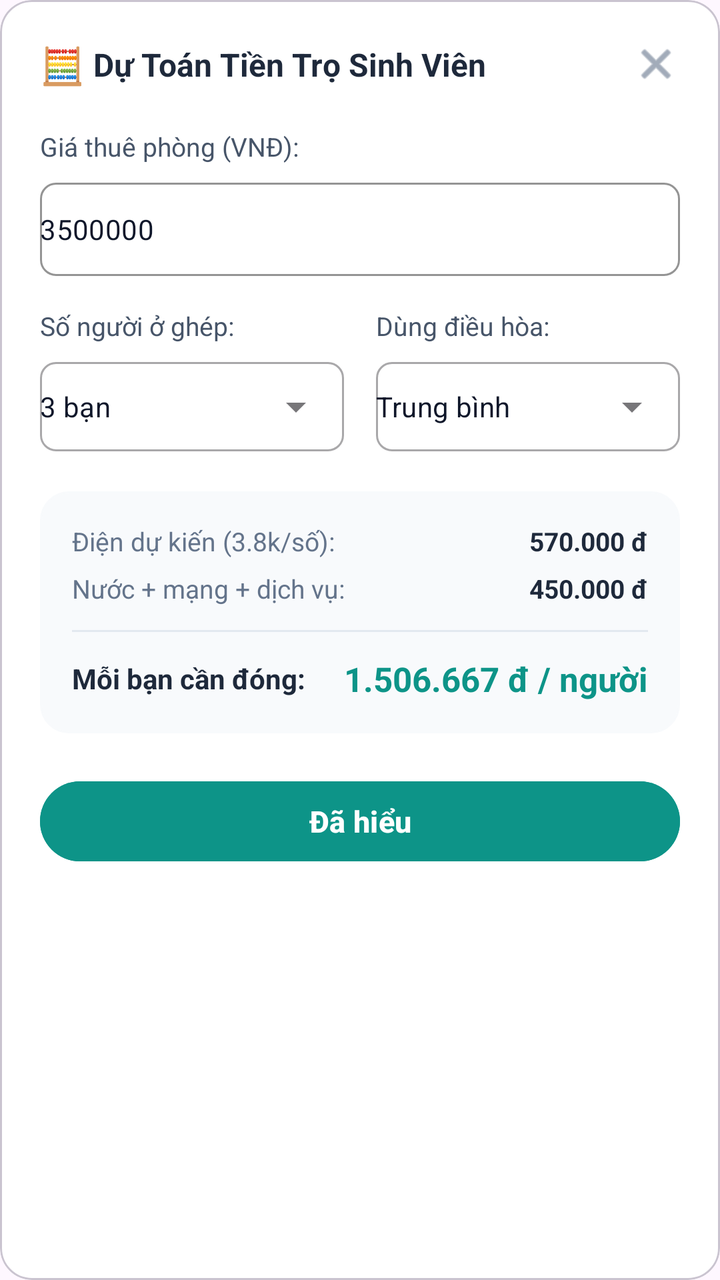
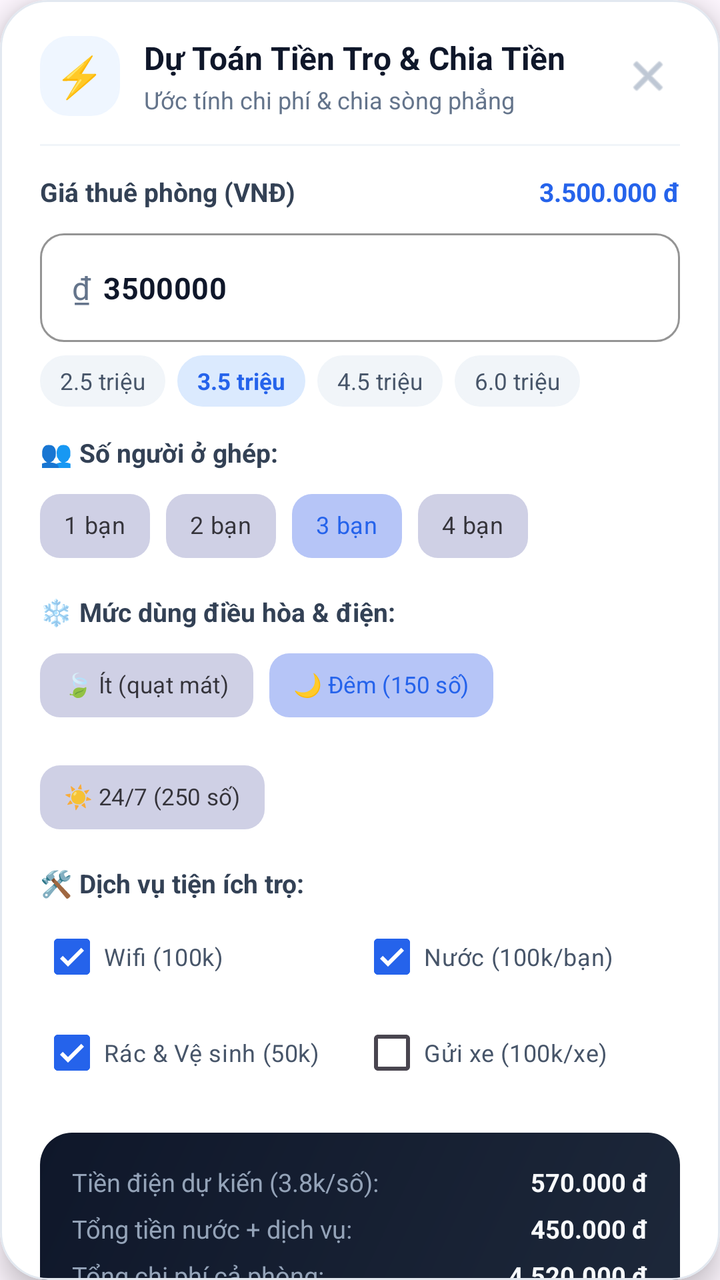

An Android layout rendered at two revisions. The XML below is the earlier revision; the diff shows what the commit changed to produce the second picture.
<!-- AndroidManifest.xml: application theme Theme.UniStay -->
<!-- res/layout/dialog_rent_calculator.xml -->
<?xml version="1.0" encoding="utf-8"?>
<com.google.android.material.card.MaterialCardView
    xmlns:android="http://schemas.android.com/apk/res/android"
    xmlns:app="http://schemas.android.com/apk/res-auto"
    android:layout_width="match_parent"
    android:layout_height="wrap_content"
    android:layout_margin="16dp"
    app:cardBackgroundColor="#FFFFFF"
    app:cardCornerRadius="16dp"
    app:cardElevation="0dp">

    <LinearLayout
        android:layout_width="match_parent"
        android:layout_height="wrap_content"
        android:orientation="vertical"
        android:padding="20dp">

        
        <LinearLayout
            android:layout_width="match_parent"
            android:layout_height="wrap_content"
            android:gravity="center_vertical"
            android:orientation="horizontal">

            <TextView
                android:layout_width="wrap_content"
                android:layout_height="wrap_content"
                android:text="🧮 "
                android:textSize="18sp" />

            <TextView
                android:layout_width="0dp"
                android:layout_height="wrap_content"
                android:layout_weight="1"
                android:text="Dự Toán Tiền Trọ Sinh Viên"
                android:textColor="#1E293B"
                android:textSize="16sp"
                android:textStyle="bold" />

            <ImageView
                android:id="@+id/btnCloseDialog"
                android:layout_width="24dp"
                android:layout_height="24dp"
                android:background="?attr/selectableItemBackgroundBorderless"
                android:src="@android:drawable/ic_menu_close_clear_cancel"
                app:tint="#64748B" />
        </LinearLayout>

        
        <TextView
            android:layout_width="wrap_content"
            android:layout_height="wrap_content"
            android:layout_marginTop="20dp"
            android:text="Giá thuê phòng (VNĐ):"
            android:textColor="#475569"
            android:textSize="13sp" />

        <com.google.android.material.textfield.TextInputLayout
            style="@style/Widget.MaterialComponents.TextInputLayout.OutlinedBox"
            android:layout_width="match_parent"
            android:layout_height="52dp"
            android:layout_marginTop="4dp"
            app:boxCornerRadiusBottomEnd="8dp"
            app:boxCornerRadiusBottomStart="8dp"
            app:boxCornerRadiusTopEnd="8dp"
            app:boxCornerRadiusTopStart="8dp"
            app:boxStrokeColor="#0D9488">

            <com.google.android.material.textfield.TextInputEditText
                android:id="@+id/edtRoomPrice"
                android:layout_width="match_parent"
                android:layout_height="match_parent"
                android:inputType="number"
                android:padding="0dp"
                android:text="3500000"
                android:textColor="#0F172A"
                android:textSize="14sp" />
        </com.google.android.material.textfield.TextInputLayout>

        
        <LinearLayout
            android:layout_width="match_parent"
            android:layout_height="wrap_content"
            android:layout_marginTop="16dp"
            android:orientation="horizontal">

            <LinearLayout
                android:layout_width="0dp"
                android:layout_height="wrap_content"
                android:layout_marginEnd="8dp"
                android:layout_weight="1"
                android:orientation="vertical">

                <TextView
                    android:layout_width="wrap_content"
                    android:layout_height="wrap_content"
                    android:text="Số người ở ghép:"
                    android:textColor="#475569"
                    android:textSize="13sp" />

                <com.google.android.material.textfield.TextInputLayout
                    style="@style/Widget.MaterialComponents.TextInputLayout.OutlinedBox.ExposedDropdownMenu"
                    android:layout_width="match_parent"
                    android:layout_height="50dp"
                    android:layout_marginTop="4dp"
                    app:boxCornerRadiusBottomEnd="8dp"
                    app:boxCornerRadiusBottomStart="8dp"
                    app:boxCornerRadiusTopEnd="8dp"
                    app:boxCornerRadiusTopStart="8dp">

                    <AutoCompleteTextView
                        android:id="@+id/actvPeopleCount"
                        android:layout_width="match_parent"
                        android:layout_height="match_parent"
                        android:inputType="none"
                        android:padding="0dp"
                        android:text="3 bạn"
                        android:textColor="#0F172A"
                        android:textSize="14sp" />
                </com.google.android.material.textfield.TextInputLayout>
            </LinearLayout>

            <LinearLayout
                android:layout_width="0dp"
                android:layout_height="wrap_content"
                android:layout_marginStart="8dp"
                android:layout_weight="1"
                android:orientation="vertical">

                <TextView
                    android:layout_width="wrap_content"
                    android:layout_height="wrap_content"
                    android:text="Dùng điều hòa:"
                    android:textColor="#475569"
                    android:textSize="13sp" />

                <com.google.android.material.textfield.TextInputLayout
                    style="@style/Widget.MaterialComponents.TextInputLayout.OutlinedBox.ExposedDropdownMenu"
                    android:layout_width="match_parent"
                    android:layout_height="50dp"
                    android:layout_marginTop="4dp"
                    app:boxCornerRadiusBottomEnd="8dp"
                    app:boxCornerRadiusBottomStart="8dp"
                    app:boxCornerRadiusTopEnd="8dp"
                    app:boxCornerRadiusTopStart="8dp">

                    <AutoCompleteTextView
                        android:id="@+id/actvAcUsage"
                        android:layout_width="match_parent"
                        android:layout_height="match_parent"
                        android:inputType="none"
                        android:padding="0dp"
                        android:text="Trung bình"
                        android:textColor="#0F172A"
                        android:textSize="14sp" />
                </com.google.android.material.textfield.TextInputLayout>
            </LinearLayout>
        </LinearLayout>

        
        <LinearLayout
            android:layout_width="match_parent"
            android:layout_height="wrap_content"
            android:layout_marginTop="20dp"
            android:background="@drawable/bg_search_bar"
            android:backgroundTint="#F8FAFC"
            android:orientation="vertical"
            android:padding="16dp">

            <LinearLayout
                android:layout_width="match_parent"
                android:layout_height="wrap_content"
                android:orientation="horizontal">

                <TextView
                    android:layout_width="0dp"
                    android:layout_height="wrap_content"
                    android:layout_weight="1"
                    android:text="Điện dự kiến (3.8k/số):"
                    android:textColor="#64748B"
                    android:textSize="13sp" />

                <TextView
                    android:id="@+id/tvElecCost"
                    android:layout_width="wrap_content"
                    android:layout_height="wrap_content"
                    android:text="570.000 đ"
                    android:textColor="#1E293B"
                    android:textSize="13sp"
                    android:textStyle="bold" />
            </LinearLayout>

            <LinearLayout
                android:layout_width="match_parent"
                android:layout_height="wrap_content"
                android:layout_marginTop="6dp"
                android:orientation="horizontal">

                <TextView
                    android:layout_width="0dp"
                    android:layout_height="wrap_content"
                    android:layout_weight="1"
                    android:text="Nước + mạng + dịch vụ:"
                    android:textColor="#64748B"
                    android:textSize="13sp" />

                <TextView
                    android:id="@+id/tvServiceCost"
                    android:layout_width="wrap_content"
                    android:layout_height="wrap_content"
                    android:text="450.000 đ"
                    android:textColor="#1E293B"
                    android:textSize="13sp"
                    android:textStyle="bold" />
            </LinearLayout>

            <View
                android:layout_width="match_parent"
                android:layout_height="1dp"
                android:layout_marginVertical="12dp"
                android:background="#E2E8F0" />

            <LinearLayout
                android:layout_width="match_parent"
                android:layout_height="wrap_content"
                android:gravity="center_vertical"
                android:orientation="horizontal">

                <TextView
                    android:layout_width="0dp"
                    android:layout_height="wrap_content"
                    android:layout_weight="1"
                    android:text="Mỗi bạn cần đóng:"
                    android:textColor="#1E293B"
                    android:textSize="14sp"
                    android:textStyle="bold" />

                <TextView
                    android:id="@+id/tvTotalPerPerson"
                    android:layout_width="wrap_content"
                    android:layout_height="wrap_content"
                    android:text="1.506.667 đ / người"
                    android:textColor="#0D9488"
                    android:textSize="17sp"
                    android:textStyle="bold" />
            </LinearLayout>

        </LinearLayout>

        
        <com.google.android.material.button.MaterialButton
            android:id="@+id/btnUnderstood"
            android:layout_width="match_parent"
            android:layout_height="48dp"
            android:layout_marginTop="20dp"
            android:backgroundTint="#0D9488"
            android:text="Đã hiểu"
            android:textColor="#FFFFFF"
            android:textSize="15sp"
            android:textStyle="bold"
            app:cornerRadius="24dp" />

    </LinearLayout>
</com.google.android.material.card.MaterialCardView>
<!-- resources referenced by this layout -->
<resources>
  <!-- drawable bg_search_bar (drawable) -->
  <?xml version="1.0" encoding="utf-8"?>
  <shape xmlns:android="http://schemas.android.com/apk/res/android">
      <solid android:color="#FFFFFF" />
      <corners android:radius="14dp" />
      <stroke android:width="1dp" android:color="#CBD5E1" />
  </shape>
  <style name="Theme.UniStay" parent="Base.Theme.UniStay" />
  <style name="Base.Theme.UniStay" parent="Theme.Material3.Light.NoActionBar">
          
          <item name="colorPrimary">@color/primaryColor</item>
          <item name="colorPrimaryVariant">@color/primaryDarkColor</item>
          <item name="colorOnPrimary">@color/white</item>
          <item name="colorSecondary">@color/colorAccent</item>
          <item name="colorSecondaryVariant">@color/primaryColor</item>
          <item name="colorOnSecondary">@color/white</item>
          
          <item name="android:statusBarColor">@color/primaryDarkColor</item>
      </style>
  <color name="primaryColor">#2563EB</color>
  <color name="primaryDarkColor">#1E40AF</color>
  <color name="white">#FFFFFF</color>
  <color name="colorAccent">#3B82F6</color>
</resources>

<!-- the commit's change to res/layout/dialog_rent_calculator.xml (unified diff, before → after) -->
@@ -4,261 +4,542 @@
     xmlns:app="http://schemas.android.com/apk/res-auto"
     android:layout_width="match_parent"
     android:layout_height="wrap_content"
-    android:layout_margin="16dp"
+    android:layout_margin="12dp"
     app:cardBackgroundColor="#FFFFFF"
-    app:cardCornerRadius="16dp"
-    app:cardElevation="0dp">
-
-    <LinearLayout
+    app:cardCornerRadius="24dp"
+    app:cardElevation="8dp"
+    app:strokeColor="#E2E8F0"
+    app:strokeWidth="1dp">
+
+    <androidx.core.widget.NestedScrollView
         android:layout_width="match_parent"
         android:layout_height="wrap_content"
-        android:orientation="vertical"
-        android:padding="20dp">
-
-        
+        android:fillViewport="true">
+
         <LinearLayout
             android:layout_width="match_parent"
             android:layout_height="wrap_content"
-            android:gravity="center_vertical"
-            android:orientation="horizontal">
-
-            <TextView
-                android:layout_width="wrap_content"
-                android:layout_height="wrap_content"
-                android:text="🧮 "
-                android:textSize="18sp" />
-
-            <TextView
-                android:layout_width="0dp"
-                android:layout_height="wrap_content"
-                android:layout_weight="1"
-                android:text="Dự Toán Tiền Trọ Sinh Viên"
-                android:textColor="#1E293B"
-                android:textSize="16sp"
-                android:textStyle="bold" />
-
-            <ImageView
-                android:id="@+id/btnCloseDialog"
-                android:layout_width="24dp"
-                android:layout_height="24dp"
-                android:background="?attr/selectableItemBackgroundBorderless"
-                android:src="@android:drawable/ic_menu_close_clear_cancel"
-                app:tint="#64748B" />
-        </LinearLayout>
-
-        
-        <TextView
-            android:layout_width="wrap_content"
-            android:layout_height="wrap_content"
-            android:layout_marginTop="20dp"
-            android:text="Giá thuê phòng (VNĐ):"
-            android:textColor="#475569"
-            android:textSize="13sp" />
-
-        <com.google.android.material.textfield.TextInputLayout
-            style="@style/Widget.MaterialComponents.TextInputLayout.OutlinedBox"
-            android:layout_width="match_parent"
-            android:layout_height="52dp"
-            android:layout_marginTop="4dp"
-            app:boxCornerRadiusBottomEnd="8dp"
-            app:boxCornerRadiusBottomStart="8dp"
-            app:boxCornerRadiusTopEnd="8dp"
-            app:boxCornerRadiusTopStart="8dp"
-            app:boxStrokeColor="#0D9488">
-
-            <com.google.android.material.textfield.TextInputEditText
-                android:id="@+id/edtRoomPrice"
-                android:layout_width="match_parent"
-                android:layout_height="match_parent"
-                android:inputType="number"
-                android:padding="0dp"
-                android:text="3500000"
-                android:textColor="#0F172A"
-                android:textSize="14sp" />
-        </com.google.android.material.textfield.TextInputLayout>
-
-        
-        <LinearLayout
-            android:layout_width="match_parent"
-            android:layout_height="wrap_content"
-            android:layout_marginTop="16dp"
-            android:orientation="horizontal">
-
+            android:orientation="vertical"
+            android:paddingHorizontal="20dp"
+            android:paddingTop="18dp"
+            android:paddingBottom="20dp">
+
+            
             <LinearLayout
-                android:layout_width="0dp"
-                android:layout_height="wrap_content"
-                android:layout_marginEnd="8dp"
-                android:layout_weight="1"
-                android:orientation="vertical">
-
-                <TextView
-                    android:layout_width="wrap_content"
-                    android:layout_height="wrap_content"
-                    android:text="Số người ở ghép:"
-                    android:textColor="#475569"
-                    android:textSize="13sp" />
-
-                <com.google.android.material.textfield.TextInputLayout
-                    style="@style/Widget.MaterialComponents.TextInputLayout.OutlinedBox.ExposedDropdownMenu"
-                    android:layout_width="match_parent"
-                    android:layout_height="50dp"
-                    android:layout_marginTop="4dp"
-                    app:boxCornerRadiusBottomEnd="8dp"
-                    app:boxCornerRadiusBottomStart="8dp"
-                    app:boxCornerRadiusTopEnd="8dp"
-                    app:boxCornerRadiusTopStart="8dp">
-
-                    <AutoCompleteTextView
-                        android:id="@+id/actvPeopleCount"
-                        android:layout_width="match_parent"
-                        android:layout_height="match_parent"
-                        android:inputType="none"
-                        android:padding="0dp"
-                        android:text="3 bạn"
+                android:layout_width="match_parent"
+                android:layout_height="wrap_content"
+                android:gravity="center_vertical"
+                android:orientation="horizontal">
+
+                <FrameLayout
+                    android:layout_width="40dp"
+                    android:layout_height="40dp"
+                    android:background="@drawable/bg_search_bar"
+                    android:backgroundTint="#EFF6FF">
+
+                    <TextView
+                        android:layout_width="wrap_content"
+                        android:layout_height="wrap_content"
+                        android:layout_gravity="center"
+                        android:text="⚡"
+                        android:textSize="20sp" />
+                </FrameLayout>
+
+                <LinearLayout
+                    android:layout_width="0dp"
+                    android:layout_height="wrap_content"
+                    android:layout_marginStart="12dp"
+                    android:layout_weight="1"
+                    android:orientation="vertical">
+
+                    <TextView
+                        android:layout_width="wrap_content"
+                        android:layout_height="wrap_content"
+                        android:text="Dự Toán Tiền Trọ &amp; Chia Tiền"
                         android:textColor="#0F172A"
-                        android:textSize="14sp" />
-                </com.google.android.material.textfield.TextInputLayout>
+                        android:textSize="16sp"
+                        android:textStyle="bold" />
+
+                    <TextView
+                        android:layout_width="wrap_content"
+                        android:layout_height="wrap_content"
+                        android:layout_marginTop="2dp"
+                        android:text="Ước tính chi phí &amp; chia sòng phẳng"
+                        android:textColor="#64748B"
+                        android:textSize="12sp" />
+                </LinearLayout>
+
+                <ImageView
+                    android:id="@+id/btnCloseDialog"
+                    android:layout_width="32dp"
+                    android:layout_height="32dp"
+                    android:background="?attr/selectableItemBackgroundBorderless"
+                    android:padding="4dp"
+                    android:src="@android:drawable/ic_menu_close_clear_cancel"
+                    app:tint="#94A3B8" />
             </LinearLayout>
 
+            <View
+                android:layout_width="match_parent"
+                android:layout_height="1dp"
+                android:layout_marginTop="14dp"
+                android:background="#F1F5F9" />
+
+            
             <LinearLayout
-                android:layout_width="0dp"
-                android:layout_height="wrap_content"
-                android:layout_marginStart="8dp"
-                android:layout_weight="1"
-                android:orientation="vertical">
-
-                <TextView
-                    android:layout_width="wrap_content"
-                    android:layout_height="wrap_content"
-                    android:text="Dùng điều hòa:"
-                    android:textColor="#475569"
-                    android:textSize="13sp" />
-
-                <com.google.android.material.textfield.TextInputLayout
-                    style="@style/Widget.MaterialComponents.TextInputLayout.OutlinedBox.ExposedDropdownMenu"
-                    android:layout_width="match_parent"
-                    android:layout_height="50dp"
-                    android:layout_marginTop="4dp"
-                    app:boxCornerRadiusBottomEnd="8dp"
-                    app:boxCornerRadiusBottomStart="8dp"
-                    app:boxCornerRadiusTopEnd="8dp"
-                    app:boxCornerRadiusTopStart="8dp">
-
-                    <AutoCompleteTextView
-                        android:id="@+id/actvAcUsage"
-                        android:layout_width="match_parent"
-                        android:layout_height="match_parent"
-                        android:inputType="none"
-                        android:padding="0dp"
-                        android:text="Trung bình"
-                        android:textColor="#0F172A"
-                        android:textSize="14sp" />
-                </com.google.android.material.textfield.TextInputLayout>
-            </LinearLayout>
-        </LinearLayout>
-
-        
-        <LinearLayout
-            android:layout_width="match_parent"
-            android:layout_height="wrap_content"
-            android:layout_marginTop="20dp"
-            android:background="@drawable/bg_search_bar"
-            android:backgroundTint="#F8FAFC"
-            android:orientation="vertical"
-            android:padding="16dp">
-
-            <LinearLayout
-                android:layout_width="match_parent"
-                android:layout_height="wrap_content"
+                android:layout_width="match_parent"
+                android:layout_height="wrap_content"
+                android:layout_marginTop="14dp"
+                android:gravity="center_vertical"
                 android:orientation="horizontal">
 
                 <TextView
                     android:layout_width="0dp"
                     android:layout_height="wrap_content"
                     android:layout_weight="1"
-                    android:text="Điện dự kiến (3.8k/số):"
-                    android:textColor="#64748B"
-                    android:textSize="13sp" />
+                    android:text="Giá thuê phòng (VNĐ)"
+                    android:textColor="#334155"
+                    android:textSize="13sp"
+                    android:textStyle="bold" />
 
                 <TextView
-                    android:id="@+id/tvElecCost"
-                    android:layout_width="wrap_content"
-                    android:layout_height="wrap_content"
-                    android:text="570.000 đ"
-                    android:textColor="#1E293B"
+                    android:id="@+id/tvPriceFormatted"
+                    android:layout_width="wrap_content"
+                    android:layout_height="wrap_content"
+                    android:text="3.500.000 đ"
+                    android:textColor="#2563EB"
                     android:textSize="13sp"
                     android:textStyle="bold" />
             </LinearLayout>
 
+            <com.google.android.material.textfield.TextInputLayout
+                style="@style/Widget.MaterialComponents.TextInputLayout.OutlinedBox"
+                android:layout_width="match_parent"
+                android:layout_height="wrap_content"
+                android:layout_marginTop="6dp"
+                app:boxCornerRadiusBottomEnd="12dp"
+                app:boxCornerRadiusBottomStart="12dp"
+                app:boxCornerRadiusTopEnd="12dp"
+                app:boxCornerRadiusTopStart="12dp"
+                app:boxStrokeColor="#2563EB"
+                app:prefixText="₫ "
+                app:prefixTextColor="#64748B">
+
+                <com.google.android.material.textfield.TextInputEditText
+                    android:id="@+id/edtRoomPrice"
+                    android:layout_width="match_parent"
+                    android:layout_height="wrap_content"
+                    android:inputType="number"
+                    android:text="3500000"
+                    android:textColor="#0F172A"
+                    android:textSize="15sp"
+                    android:textStyle="bold" />
+            </com.google.android.material.textfield.TextInputLayout>
+
+            
+            <HorizontalScrollView
+                android:layout_width="match_parent"
+                android:layout_height="wrap_content"
+                android:layout_marginTop="6dp"
+                android:scrollbars="none">
+
+                <LinearLayout
+                    android:layout_width="wrap_content"
+                    android:layout_height="wrap_content"
+                    android:orientation="horizontal">
+
+                    <TextView
+                        android:id="@+id/btnPreset20"
+                        android:layout_width="wrap_content"
+                        android:layout_height="wrap_content"
+                        android:layout_marginEnd="6dp"
+                        android:background="@drawable/bg_search_bar"
+                        android:backgroundTint="#F1F5F9"
+                        android:clickable="true"
+                        android:focusable="true"
+                        android:paddingHorizontal="10dp"
+                        android:paddingVertical="5dp"
+                        android:text="2.5 triệu"
+                        android:textColor="#475569"
+                        android:textSize="11.5sp" />
+
+                    <TextView
+                        android:id="@+id/btnPreset35"
+                        android:layout_width="wrap_content"
+                        android:layout_height="wrap_content"
+                        android:layout_marginEnd="6dp"
+                        android:background="@drawable/bg_search_bar"
+                        android:backgroundTint="#DBEAFE"
+                        android:clickable="true"
+                        android:focusable="true"
+                        android:paddingHorizontal="10dp"
+                        android:paddingVertical="5dp"
+                        android:text="3.5 triệu"
+                        android:textColor="#2563EB"
+                        android:textSize="11.5sp"
+                        android:textStyle="bold" />
+
+                    <TextView
+                        android:id="@+id/btnPreset45"
+                        android:layout_width="wrap_content"
+                        android:layout_height="wrap_content"
+                        android:layout_marginEnd="6dp"
+                        android:background="@drawable/bg_search_bar"
+                        android:backgroundTint="#F1F5F9"
+                        android:clickable="true"
+                        android:focusable="true"
+                        android:paddingHorizontal="10dp"
+                        android:paddingVertical="5dp"
+                        android:text="4.5 triệu"
+                        android:textColor="#475569"
+                        android:textSize="11.5sp" />
+
+                    <TextView
+                        android:id="@+id/btnPreset60"
+                        android:layout_width="wrap_content"
+                        android:layout_height="wrap_content"
+                        android:background="@drawable/bg_search_bar"
+                        android:backgroundTint="#F1F5F9"
+                        android:clickable="true"
+                        android:focusable="true"
+                        android:paddingHorizontal="10dp"
+                        android:paddingVertical="5dp"
+                        android:text="6.0 triệu"
+                        android:textColor="#475569"
+                        android:textSize="11.5sp" />
+                </LinearLayout>
+            </HorizontalScrollView>
+
+            
+            <TextView
+                android:layout_width="wrap_content"
+                android:layout_height="wrap_content"
+                android:layout_marginTop="14dp"
+                android:text="👥 Số người ở ghép:"
+                android:textColor="#334155"
+                android:textSize="13sp"
+                android:textStyle="bold" />
+
+            <com.google.android.material.chip.ChipGroup
+                android:id="@+id/chipGroupPeople"
+                android:layout_width="match_parent"
+                android:layout_height="wrap_content"
+                android:layout_marginTop="4dp"
+                app:checkedChip="@+id/chipP3"
+                app:selectionRequired="true"
+                app:singleSelection="true">
+
+                <com.google.android.material.chip.Chip
+                    android:id="@+id/chipP1"
+                    style="@style/Widget.MaterialComponents.Chip.Choice"
+                    android:layout_width="wrap_content"
+                    android:layout_height="wrap_content"
+                    android:text="1 bạn"
+                    android:textSize="12sp"
+                    app:chipCornerRadius="10dp" />
+
+                <com.google.android.material.chip.Chip
+                    android:id="@+id/chipP2"
+                    style="@style/Widget.MaterialComponents.Chip.Choice"
+                    android:layout_width="wrap_content"
+                    android:layout_height="wrap_content"
+                    android:text="2 bạn"
+                    android:textSize="12sp"
+                    app:chipCornerRadius="10dp" />
+
+                <com.google.android.material.chip.Chip
+                    android:id="@+id/chipP3"
+                    style="@style/Widget.MaterialComponents.Chip.Choice"
+                    android:layout_width="wrap_content"
+                    android:layout_height="wrap_content"
+                    android:text="3 bạn"
+                    android:textSize="12sp"
+                    app:chipCornerRadius="10dp" />
+
+                <com.google.android.material.chip.Chip
+                    android:id="@+id/chipP4"
+                    style="@style/Widget.MaterialComponents.Chip.Choice"
+                    android:layout_width="wrap_content"
+                    android:layout_height="wrap_content"
+                    android:text="4 bạn"
+                    android:textSize="12sp"
+                    app:chipCornerRadius="10dp" />
+            </com.google.android.material.chip.ChipGroup>
+
+            
+            <TextView
+                android:layout_width="wrap_content"
+                android:layout_height="wrap_content"
+                android:layout_marginTop="10dp"
+                android:text="❄️ Mức dùng điều hòa &amp; điện:"
+                android:textColor="#334155"
+                android:textSize="13sp"
+                android:textStyle="bold" />
+
+            <com.google.android.material.chip.ChipGroup
+                android:id="@+id/chipGroupAc"
+                android:layout_width="match_parent"
+                android:layout_height="wrap_content"
+                android:layout_marginTop="4dp"
+                app:checkedChip="@+id/chipAcMed"
+                app:selectionRequired="true"
+                app:singleSelection="true">
+
+                <com.google.android.material.chip.Chip
+                    android:id="@+id/chipAcLow"
+                    style="@style/Widget.MaterialComponents.Chip.Choice"
+                    android:layout_width="wrap_content"
+                    android:layout_height="wrap_content"
+                    android:text="🍃 Ít (quạt mát)"
+                    android:textSize="11.5sp"
+                    app:chipCornerRadius="10dp" />
+
+                <com.google.android.material.chip.Chip
+                    android:id="@+id/chipAcMed"
+                    style="@style/Widget.MaterialComponents.Chip.Choice"
+                    android:layout_width="wrap_content"
+                    android:layout_height="wrap_content"
+                    android:text="🌙 Đêm (150 số)"
+                    android:textSize="11.5sp"
+                    app:chipCornerRadius="10dp" />
+
+                <com.google.android.material.chip.Chip
+                    android:id="@+id/chipAcHigh"
+                    style="@style/Widget.MaterialComponents.Chip.Choice"
+                    android:layout_width="wrap_content"
+                    android:layout_height="wrap_content"
+                    android:text="☀️ 24/7 (250 số)"
+                    android:textSize="11.5sp"
+                    app:chipCornerRadius="10dp" />
+            </com.google.android.material.chip.ChipGroup>
+
+            
+            <TextView
+                android:layout_width="wrap_content"
+                android:layout_height="wrap_content"
+                android:layout_marginTop="10dp"
+                android:text="🛠 Dịch vụ tiện ích trọ:"
+                android:textColor="#334155"
+                android:textSize="13sp"
+                android:textStyle="bold" />
+
             <LinearLayout
                 android:layout_width="match_parent"
                 android:layout_height="wrap_content"
-                android:layout_marginTop="6dp"
+                android:layout_marginTop="4dp"
                 android:orientation="horizontal">
 
-                <TextView
+                <com.google.android.material.checkbox.MaterialCheckBox
+                    android:id="@+id/cbWifi"
                     android:layout_width="0dp"
                     android:layout_height="wrap_content"
                     android:layout_weight="1"
-                    android:text="Nước + mạng + dịch vụ:"
+                    android:checked="true"
+                    android:text="Wifi (100k)"
+                    android:textColor="#475569"
+                    android:textSize="12sp" />
+
+                <com.google.android.material.checkbox.MaterialCheckBox
+                    android:id="@+id/cbWater"
+                    android:layout_width="0dp"
+                    android:layout_height="wrap_content"
+                    android:layout_weight="1"
+                    android:checked="true"
+                    android:text="Nước (100k/bạn)"
+                    android:textColor="#475569"
+                    android:textSize="12sp" />
+            </LinearLayout>
+
+            <LinearLayout
+                android:layout_width="match_parent"
+                android:layout_height="wrap_content"
+                android:orientation="horizontal">
+
+                <com.google.android.material.checkbox.MaterialCheckBox
+                    android:id="@+id/cbCleaning"
+                    android:layout_width="0dp"
+                    android:layout_height="wrap_content"
+                    android:layout_weight="1"
+                    android:checked="true"
+                    android:text="Rác &amp; Vệ sinh (50k)"
+                    android:textColor="#475569"
+                    android:textSize="12sp" />
+
+                <com.google.android.material.checkbox.MaterialCheckBox
+                    android:id="@+id/cbMotorbike"
+                    android:layout_width="0dp"
+                    android:layout_height="wrap_content"
+                    android:layout_weight="1"
+                    android:checked="false"
+                    android:text="Gửi xe (100k/xe)"
+                    android:textColor="#475569"
+                    android:textSize="12sp" />
+            </LinearLayout>
+
+            
+            <FrameLayout
+                android:layout_width="match_parent"
+                android:layout_height="wrap_content"
+                android:layout_marginTop="16dp"
+                android:background="@drawable/bg_calculator_summary"
+                android:padding="16dp">
+
+                <LinearLayout
+                    android:layout_width="match_parent"
+                    android:layout_height="wrap_content"
+                    android:orientation="vertical">
+
+                    <LinearLayout
+                        android:layout_width="match_parent"
+                        android:layout_height="wrap_content"
+                        android:orientation="horizontal">
+
+                        <TextView
+                            android:layout_width="0dp"
+                            android:layout_height="wrap_content"
+                            android:layout_weight="1"
+                            android:text="Tiền điện dự kiến (3.8k/số):"
+                            android:textColor="#94A3B8"
+                            android:textSize="12.5sp" />
+
+                        <TextView
+                            android:id="@+id/tvElecCost"
+                            android:layout_width="wrap_content"
+                            android:layout_height="wrap_content"
+                            android:text="570.000 đ"
+                            android:textColor="#F8FAFC"
+                            android:textSize="12.5sp"
+                            android:textStyle="bold" />
+                    </LinearLayout>
+
+                    <LinearLayout
+                        android:layout_width="match_parent"
+                        android:layout_height="wrap_content"
+                        android:layout_marginTop="6dp"
+                        android:orientation="horizontal">
+
+                        <TextView
+                            android:layout_width="0dp"
+                            android:layout_height="wrap_content"
+                            android:layout_weight="1"
+                            android:text="Tổng tiền nước + dịch vụ:"
+                            android:textColor="#94A3B8"
+                            android:textSize="12.5sp" />
+
+                        <TextView
+                            android:id="@+id/tvServiceCost"
+                            android:layout_width="wrap_content"
+                            android:layout_height="wrap_content"
+                            android:text="450.000 đ"
+                            android:textColor="#F8FAFC"
+                            android:textSize="12.5sp"
+                            android:textStyle="bold" />
+                    </LinearLayout>
+
+                    <LinearLayout
+                        android:layout_width="match_parent"
+                        android:layout_height="wrap_content"
+                        android:layout_marginTop="6dp"
+                        android:orientation="horizontal">
+
+                        <TextView
+                            android:layout_width="0dp"
+                            android:layout_height="wrap_content"
+                            android:layout_weight="1"
+                            android:text="Tổng chi phí cả phòng:"
+                            android:textColor="#94A3B8"
+                            android:textSize="12.5sp" />
+
+                        <TextView
+                            android:id="@+id/tvTotalRoomCost"
+                            android:layout_width="wrap_content"
+                            android:layout_height="wrap_content"
+                            android:text="4.520.000 đ"
+                            android:textColor="#F8FAFC"
+                            android:textSize="12.5sp"
+                            android:textStyle="bold" />
+                    </LinearLayout>
+
+                    <View
+                        android:layout_width="match_parent"
+                        android:layout_height="1dp"
+                        android:layout_marginVertical="12dp"
+                        android:background="#334155" />
+
+                    
+                    <LinearLayout
+                        android:layout_width="match_parent"
+                        android:layout_height="wrap_content"
+                        android:gravity="center_vertical"
+                        android:orientation="horizontal">
+
+                        <LinearLayout
+                            android:layout_width="0dp"
+                            android:layout_height="wrap_content"
+                            android:layout_weight="1"
+                            android:orientation="vertical">
+
+                            <TextView
+                                android:layout_width="wrap_content"
+                                android:layout_height="wrap_content"
+                                android:text="MỖI BẠN CẦN ĐÓNG"
+                                android:textColor="#38BDF8"
+                                android:textSize="11.5sp"
+                                android:textStyle="bold" />
+
+                            <TextView
+                                android:layout_width="wrap_content"
+                                android:layout_height="wrap_content"
+                                android:text="(Đã bao gồm tất cả)"
+                                android:textColor="#64748B"
+                                android:textSize="10.5sp" />
+                        </LinearLayout>
+
+                        <TextView
+                            android:id="@+id/tvTotalPerPerson"
+                            android:layout_width="wrap_content"
+                            android:layout_height="wrap_content"
+                            android:text="1.506.667 đ / người"
+                            android:textColor="#34D399"
+                            android:textSize="18sp"
+                            android:textStyle="bold" />
+                    </LinearLayout>
+
+                </LinearLayout>
+            </FrameLayout>
+
+            
+            <LinearLayout
+                android:layout_width="match_parent"
+                android:layout_height="wrap_content"
+                android:layout_marginTop="16dp"
+                android:orientation="vertical">
+
+                
+                <com.google.android.material.button.MaterialButton
+                    android:id="@+id/btnCopyBreakdown"
+                    android:layout_width="match_parent"
+                    android:layout_height="48dp"
+                    android:backgroundTint="#2563EB"
+                    android:text="📋 Sao chép bảng tính gửi Zalo"
+                    android:textColor="#FFFFFF"
+                    android:textSize="13.5sp"
+                    android:textStyle="bold"
+                    app:cornerRadius="12dp" />
+
+                
+                <com.google.android.material.button.MaterialButton
+                    android:id="@+id/btnUnderstood"
+                    style="@style/Widget.MaterialComponents.Button.TextButton"
+                    android:layout_width="match_parent"
+                    android:layout_height="44dp"
+                    android:layout_marginTop="4dp"
+                    android:text="Đóng bảng tính"
                     android:textColor="#64748B"
                     android:textSize="13sp" />
-
-                <TextView
-                    android:id="@+id/tvServiceCost"
-                    android:layout_width="wrap_content"
-                    android:layout_height="wrap_content"
-                    android:text="450.000 đ"
-                    android:textColor="#1E293B"
-                    android:textSize="13sp"
-                    android:textStyle="bold" />
             </LinearLayout>
 
-            <View
-                android:layout_width="match_parent"
-                android:layout_height="1dp"
-                android:layout_marginVertical="12dp"
-                android:background="#E2E8F0" />
-
-            <LinearLayout
-                android:layout_width="match_parent"
-                android:layout_height="wrap_content"
-                android:gravity="center_vertical"
-                android:orientation="horizontal">
-
-                <TextView
-                    android:layout_width="0dp"
-                    android:layout_height="wrap_content"
-                    android:layout_weight="1"
-                    android:text="Mỗi bạn cần đóng:"
-                    android:textColor="#1E293B"
-                    android:textSize="14sp"
-                    android:textStyle="bold" />
-
-                <TextView
-                    android:id="@+id/tvTotalPerPerson"
-                    android:layout_width="wrap_content"
-                    android:layout_height="wrap_content"
-                    android:text="1.506.667 đ / người"
-                    android:textColor="#0D9488"
-                    android:textSize="17sp"
-                    android:textStyle="bold" />
-            </LinearLayout>
-
         </LinearLayout>
-
-        
-        <com.google.android.material.button.MaterialButton
-            android:id="@+id/btnUnderstood"
-            android:layout_width="match_parent"
-            android:layout_height="48dp"
-            android:layout_marginTop="20dp"
-            android:backgroundTint="#0D9488"
-            android:text="Đã hiểu"
-            android:textColor="#FFFFFF"
-            android:textSize="15sp"
-            android:textStyle="bold"
-            app:cornerRadius="24dp" />
-
-    </LinearLayout>
+    </androidx.core.widget.NestedScrollView>
+
 </com.google.android.material.card.MaterialCardView>
<!-- resource entries referenced after the edit -->
@@ -1,5 +1,15 @@
 <!-- resources referenced by this layout -->
 <resources>
+  <!-- drawable bg_calculator_summary (drawable) -->
+  <?xml version="1.0" encoding="utf-8"?>
+  <shape xmlns:android="http://schemas.android.com/apk/res/android"
+      android:shape="rectangle">
+      <gradient
+          android:angle="135"
+          android:endColor="#0F172A"
+          android:startColor="#1E293B" />
+      <corners android:radius="16dp" />
+  </shape>
   <!-- drawable bg_search_bar (drawable) -->
   <?xml version="1.0" encoding="utf-8"?>
   <shape xmlns:android="http://schemas.android.com/apk/res/android">
